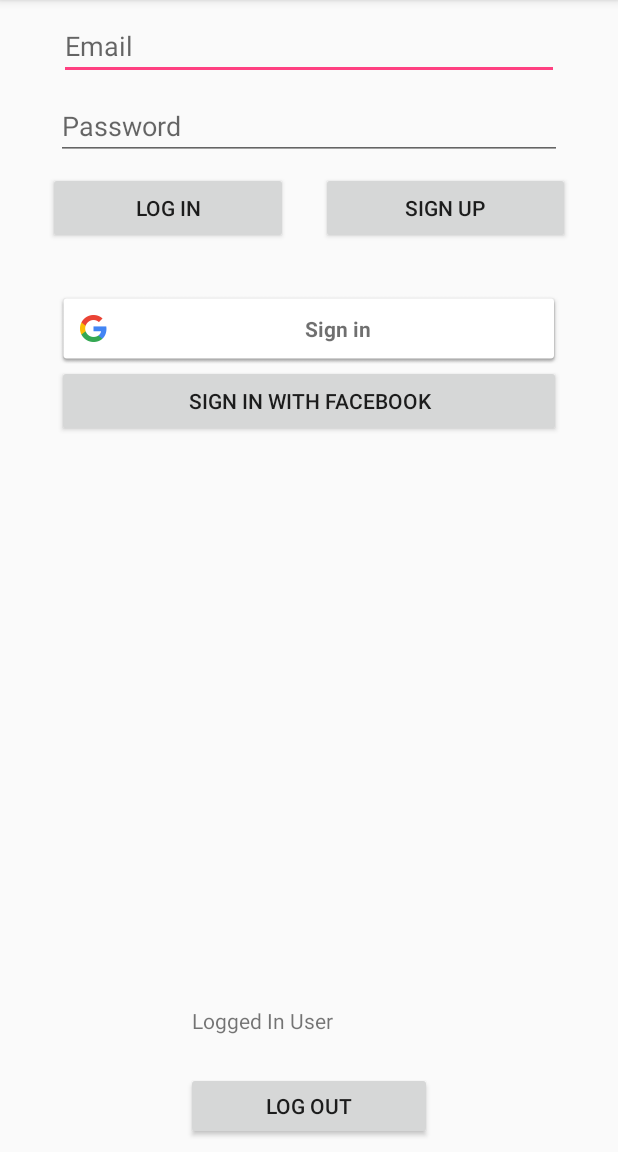
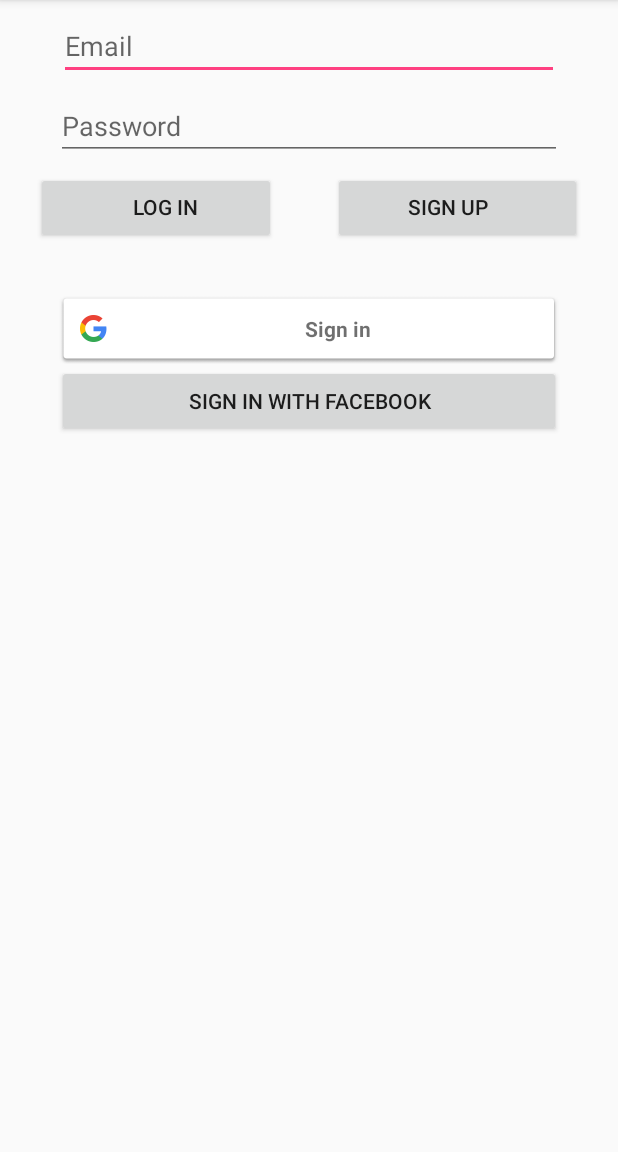
Before and after one commit to alexandar1000/HouseBuddyAndroid, an Android app: the screen it shows after launch (LogInActivity), on a phone screen of 412 x 824 dp, the part 84-1236 px from its top. Run offline under Robolectric (Android 15) with nearby library versions, the phone set to English and light mode, and no system bars; our stand-ins replace Firebase (no records; nobody signed in at launch, a user with empty details on screens opened directly).

Commit message:
Fixed the annoying not possible to log in after log out bug

```diff
--- a/app/src/main/java/allurosi/housebuddy/HouseholdManagerActivity.java
+++ b/app/src/main/java/allurosi/housebuddy/HouseholdManagerActivity.java
@@ -9,6 +9,7 @@ import android.widget.Button;
 
 import com.google.firebase.auth.FirebaseAuth;
 
+import allurosi.housebuddy.authentication.LogInActivity;
 import allurosi.housebuddy.todolist.ToDoListActivity;
 
 public class HouseholdManagerActivity extends Activity {
@@ -39,8 +40,7 @@ public class HouseholdManagerActivity extends Activity {
         mLogOutBtn.setOnClickListener(new View.OnClickListener() {
             @Override
             public void onClick(View v) {
-                mAuth.signOut();
-                setContentView(R.layout.log_in_layout);
+                signOut();
             }
         });
 
@@ -52,6 +52,12 @@ public class HouseholdManagerActivity extends Activity {
         });
     }
 
+    private void signOut() {
+        mAuth.signOut();
+        Intent intent = new Intent(this, LogInActivity.class);
+        startActivity(intent);
+    }
+
     public void buttonToDoList() {
         Intent intent = new Intent(this, ToDoListActivity.class);
         startActivity(intent);
--- a/app/src/main/java/allurosi/housebuddy/MainActivity.java
+++ b/app/src/main/java/allurosi/housebuddy/MainActivity.java
@@ -8,8 +8,6 @@ import allurosi.housebuddy.authentication.LogInActivity;
 
 public class MainActivity extends AppCompatActivity {
 
-
-
     @Override
     protected void onCreate(Bundle savedInstanceState) {
         super.onCreate(savedInstanceState);
--- a/app/src/main/java/allurosi/housebuddy/authentication/LogInActivity.java
+++ b/app/src/main/java/allurosi/housebuddy/authentication/LogInActivity.java
@@ -9,7 +9,6 @@ import android.util.Log;
 import android.view.View;
 import android.widget.Button;
 import android.widget.EditText;
-import android.widget.TextView;
 import android.widget.Toast;
 
 import com.google.android.gms.common.SignInButton;
@@ -30,14 +29,12 @@ public class LogInActivity extends AppCompatActivity {
 
     private EditText mEmailInput;
     private EditText mPasswordInput;
-    private TextView mLoggedInUser;
 
     private Button mLogInButton;
     private Button mSignUpButton;
     private SignInButton mGoogleSignIn;
     private Button mFacebookSignIn;
 
-    private Button mLogOutButton;
     @Override
     protected void onCreate(@Nullable Bundle savedInstanceState) {
         super.onCreate(savedInstanceState);
@@ -49,10 +46,8 @@ public class LogInActivity extends AppCompatActivity {
         mPasswordInput = (EditText) findViewById(R.id.passwordInput);
         mLogInButton = (Button) findViewById(R.id.logInButton);
         mSignUpButton = (Button) findViewById(R.id.signUpButton);
-        mLogOutButton = (Button) findViewById(R.id.logOutButton);
         mGoogleSignIn = (SignInButton) findViewById(R.id.googleSignIn);
         mFacebookSignIn = (Button) findViewById(R.id.facebookSignIn);
-        mLoggedInUser = (TextView) findViewById(R.id.loggedInUser);
 
         mSignUpButton.setOnClickListener(new View.OnClickListener() {
             @Override
@@ -68,12 +63,6 @@ public class LogInActivity extends AppCompatActivity {
             }
         });
 
-        mLogOutButton.setOnClickListener(new View.OnClickListener() {
-            @Override
-            public void onClick(View v) {
-                mAuth.signOut();
-            }
-        });
     }
 
     @Override
@@ -122,6 +111,7 @@ public class LogInActivity extends AppCompatActivity {
     private void logInUser() {
         String email = mEmailInput.getText().toString();
         String password = mPasswordInput.getText().toString();
+
         mAuth.signInWithEmailAndPassword(email, password)
                 .addOnCompleteListener(this, new OnCompleteListener<AuthResult>() {
                     @Override
--- a/app/src/main/res/layout/log_in_layout.xml
+++ b/app/src/main/res/layout/log_in_layout.xml
@@ -42,10 +42,12 @@
         android:id="@+id/signUpButton"
         android:layout_width="166dp"
         android:layout_height="wrap_content"
-        android:layout_marginEnd="32dp"
-        android:layout_marginRight="32dp"
+        android:layout_marginEnd="24dp"
+        android:layout_marginRight="24dp"
         android:layout_marginTop="8dp"
         android:onClick="signUpListener"
+        android:paddingRight="24dp"
+        android:paddingTop="8dp"
         android:text="@string/sign_up"
         app:layout_constraintEnd_toEndOf="parent"
         app:layout_constraintTop_toBottomOf="@+id/passwordInput" />
@@ -54,40 +56,15 @@
         android:id="@+id/logInButton"
         android:layout_width="160dp"
         android:layout_height="wrap_content"
-        android:layout_marginLeft="32dp"
-        android:layout_marginStart="32dp"
+        android:layout_marginLeft="24dp"
+        android:layout_marginStart="24dp"
         android:layout_marginTop="8dp"
+        android:paddingLeft="24dp"
+        android:paddingTop="8dp"
         android:text="@string/log_in"
         app:layout_constraintStart_toStartOf="parent"
-        app:layout_constraintTop_toBottomOf="@+id/passwordInput" />
-
-    <TextView
-        android:id="@+id/loggedInUser"
-        android:layout_width="156dp"
-        android:layout_height="36dp"
-        android:layout_marginBottom="8dp"
-        android:layout_marginEnd="8dp"
-        android:layout_marginLeft="8dp"
-        android:layout_marginRight="8dp"
-        android:layout_marginStart="8dp"
-        android:text="@string/logged_in_user"
-        app:layout_constraintBottom_toTopOf="@+id/logOutButton"
-        app:layout_constraintEnd_toEndOf="parent"
-        app:layout_constraintStart_toStartOf="parent" />
-
-    <Button
-        android:id="@+id/logOutButton"
-        android:layout_width="164dp"
-        android:layout_height="45dp"
-        android:layout_marginBottom="8dp"
-        android:layout_marginEnd="8dp"
-        android:layout_marginLeft="8dp"
-        android:layout_marginRight="8dp"
-        android:layout_marginStart="8dp"
-        android:text="@string/log_out"
-        app:layout_constraintBottom_toBottomOf="parent"
-        app:layout_constraintEnd_toEndOf="parent"
-        app:layout_constraintStart_toStartOf="parent" />
+        app:layout_constraintTop_toBottomOf="@+id/passwordInput"
+        android:paddingStart="24dp" />
 
     <Button
         android:id="@+id/facebookSignIn"
@@ -100,7 +77,7 @@
         android:text="@string/sign_in_with_facebook"
         app:layout_constraintEnd_toEndOf="parent"
         app:layout_constraintStart_toStartOf="parent"
-        app:layout_constraintTop_toBottomOf="@+id/googleSignIn" />
+        app:layout_constraintTop_toBottomOf="@+id/googleSignIn"/>
 
 
     <com.google.android.gms.common.SignInButton
```
